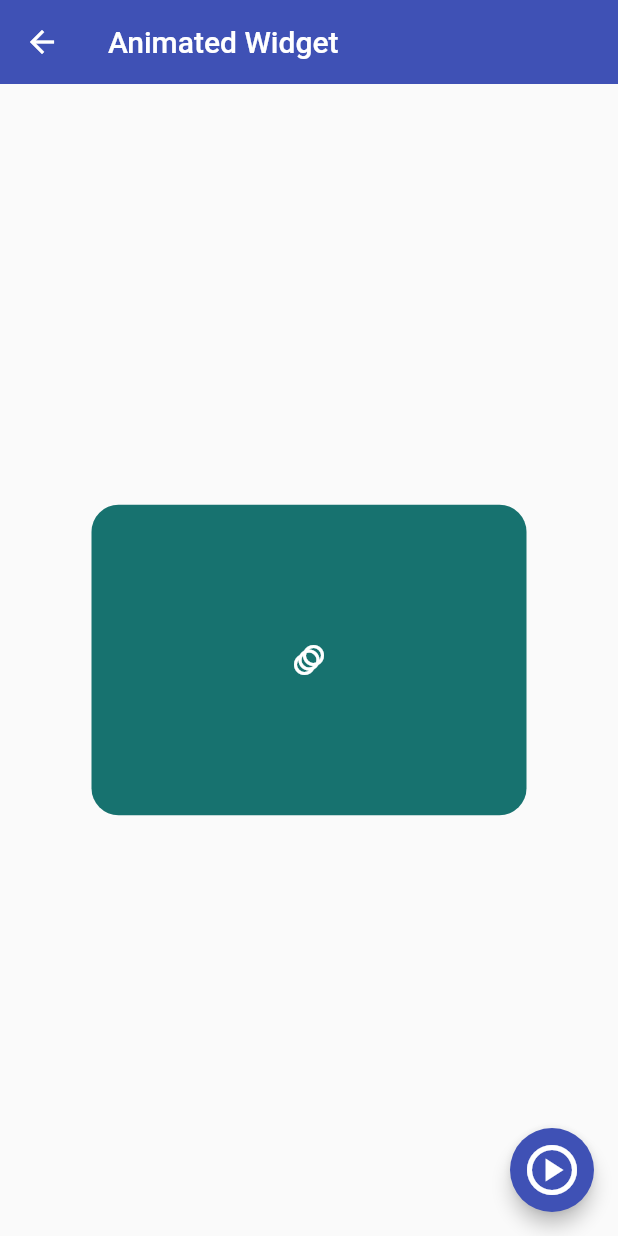
After one commit to eivanphils/flutter-components, a Flutter app: the AnimatedScreen screen opened by its route, after a tap on the "play circle" icon, on a phone screen of 412 x 824 dp. The commit adds this screen. Run offline on Flutter 3.47's test engine with Material 2 defaults, Android fonts, the light colour scheme and no system bars.

Commit message:
Agregado Container Widget

```diff
--- a/lib/router/app_routes.dart
+++ b/lib/router/app_routes.dart
@@ -13,6 +13,7 @@ class AppRoutes {
     MenuOption(route: 'card', name: 'Tarjetas - Card', screen: const CardScreen(), icon: Icons.credit_card),
     MenuOption(route: 'alert', name: 'Alertas', screen: const AlertScreen(), icon: Icons.add_alert_outlined),
     MenuOption(route: 'avatar', name: 'Avatar', screen: const AvatarScreen(), icon: Icons.person),
+    MenuOption(route: 'animated', name: 'Animated', screen: const AnimatedScreen(), icon: Icons.play_circle_fill_outlined),
   ];
 
   // static Map<String, Widget Function(BuildContext)> routes = {
--- /dev/null
+++ b/lib/screens/animated_screen.dart
@@ -0,0 +1,57 @@
+import 'dart:math';
+
+import 'package:flutter/material.dart';
+import 'package:flutter_components/theme/app_theme.dart';
+
+class AnimatedScreen extends StatefulWidget {
+  const AnimatedScreen({Key? key}) : super(key: key);
+
+  @override
+  State<AnimatedScreen> createState() => _AnimatedScreenState();
+}
+
+class _AnimatedScreenState extends State<AnimatedScreen> {
+  double _width = 50;
+  double _height = 50;
+  Color _color = AppTheme.primaryColor;
+  BorderRadiusGeometry _boderRadius = BorderRadius.circular(10);
+
+
+  void onChangeStyle() {
+    Random random = Random();
+    _width = random.nextInt(300).toDouble() + 70;
+    _height = random.nextInt(300).toDouble() + 70;
+    _color = Color.fromRGBO(
+      random.nextInt(255),
+      random.nextInt(255),
+      random.nextInt(255),
+      1
+    );
+    _boderRadius = BorderRadius.circular(random.nextInt(50).toDouble() + 10);
+
+    setState(() {});
+  }
+
+  @override
+  Widget build(BuildContext context) {
+    return Scaffold(
+      appBar: AppBar(
+        title: const Text('Animated Widget'),
+      ),
+      body: Center(
+        child: Container(
+          child: const Icon(Icons.animation, color: Colors.white,),
+          width: _width,
+          height: _height,
+          decoration: BoxDecoration(color: _color, borderRadius: _boderRadius),
+        ),
+      ),
+      floatingActionButton: FloatingActionButton(
+          onPressed: onChangeStyle,
+          child: const Icon(
+            Icons.play_circle_outlined,
+            size: 40,
+          )),
+    );
+  }
+}
--- a/lib/screens/screens.dart
+++ b/lib/screens/screens.dart
@@ -1,6 +1,7 @@
 export 'package:flutter_components/screens/alert_screen.dart';
+export 'package:flutter_components/screens/animated_screen.dart';
+export 'package:flutter_components/screens/avatar_screen.dart';
 export 'package:flutter_components/screens/card_screen.dart';
 export 'package:flutter_components/screens/home_screen.dart';
 export 'package:flutter_components/screens/listview1_screen.dart';
 export 'package:flutter_components/screens/listview2_screen.dart';
-export 'package:flutter_components/screens/avatar_screen.dart';
```
